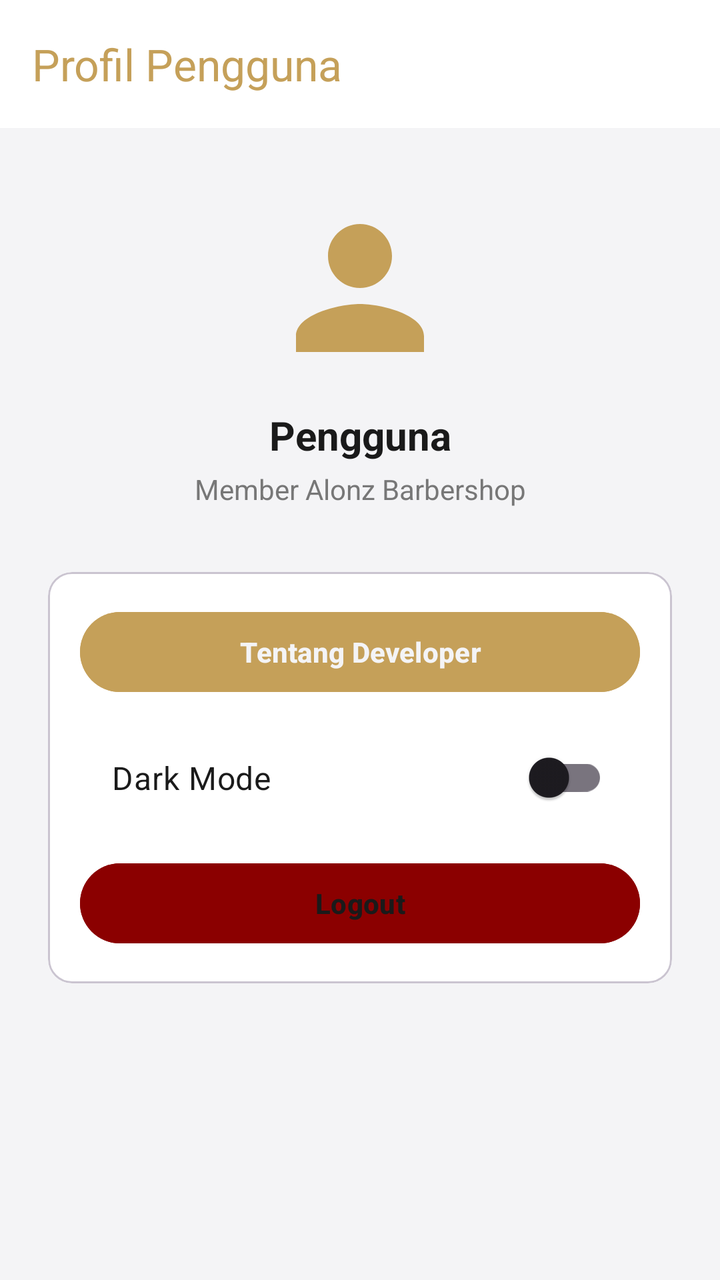
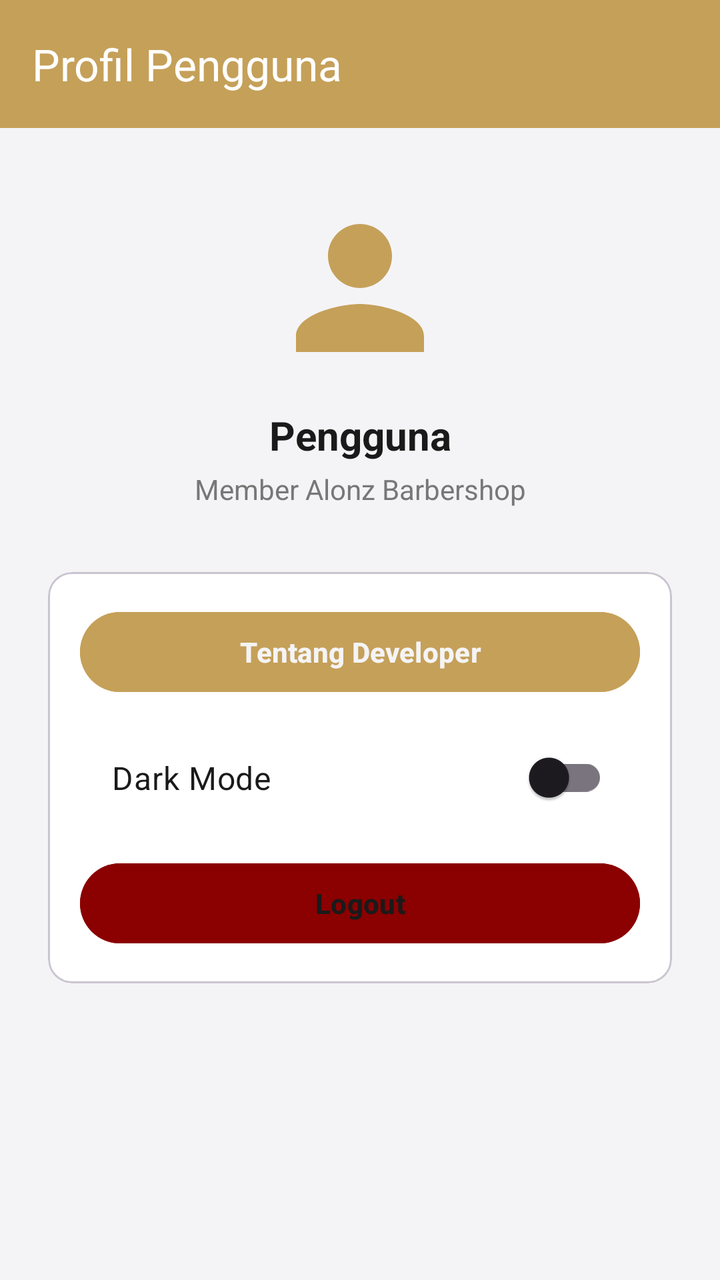

An Android layout rendered at two revisions. The XML below is the earlier revision; the diff shows what the commit changed to produce the second picture.
<!-- AndroidManifest.xml: application theme Theme.SLM_Doritos -->
<!-- res/layout/fragment_profil.xml -->
<?xml version="1.0" encoding="utf-8"?>
<androidx.constraintlayout.widget.ConstraintLayout xmlns:android="http://schemas.android.com/apk/res/android"
    xmlns:app="http://schemas.android.com/apk/res-auto"
    android:layout_width="match_parent"
    android:layout_height="match_parent"
    android:background="@color/bg_dark">

    <androidx.appcompat.widget.Toolbar
        android:id="@+id/toolbar"
        android:layout_width="match_parent"
        android:layout_height="?attr/actionBarSize"
        android:background="@color/card_dark"
        app:layout_constraintEnd_toEndOf="parent"
        app:layout_constraintStart_toStartOf="parent"
        app:layout_constraintTop_toTopOf="parent"
        app:title="Profil Pengguna"
        app:titleTextColor="@color/gold_primary" />

    <ImageView
        android:id="@+id/imgAvatar"
        android:layout_width="96dp"
        android:layout_height="96dp"
        android:layout_marginTop="32dp"
        android:src="@drawable/ic_profil"
        app:layout_constraintEnd_toEndOf="parent"
        app:layout_constraintStart_toStartOf="parent"
        app:layout_constraintTop_toBottomOf="@+id/toolbar"
        app:tint="@color/gold_primary" />

    <TextView
        android:id="@+id/tvUsername"
        android:layout_width="wrap_content"
        android:layout_height="wrap_content"
        android:layout_marginTop="12dp"
        android:text="Pengguna"
        android:textColor="@color/text_white"
        android:textSize="20sp"
        android:textStyle="bold"
        app:layout_constraintEnd_toEndOf="parent"
        app:layout_constraintStart_toStartOf="parent"
        app:layout_constraintTop_toBottomOf="@+id/imgAvatar" />

    <TextView
        android:id="@+id/tvRole"
        android:layout_width="wrap_content"
        android:layout_height="wrap_content"
        android:layout_marginTop="4dp"
        android:text="Member Alonz Barbershop"
        android:textColor="@color/text_muted"
        android:textSize="14sp"
        app:layout_constraintEnd_toEndOf="parent"
        app:layout_constraintStart_toStartOf="parent"
        app:layout_constraintTop_toBottomOf="@+id/tvUsername" />

    <com.google.android.material.card.MaterialCardView
        android:id="@+id/cardOptions"
        android:layout_width="match_parent"
        android:layout_height="wrap_content"
        android:layout_marginHorizontal="24dp"
        android:layout_marginTop="32dp"
        app:cardBackgroundColor="@color/card_dark"
        app:cardCornerRadius="12dp"
        app:layout_constraintTop_toBottomOf="@+id/tvRole">

        <LinearLayout
            android:layout_width="match_parent"
            android:layout_height="wrap_content"
            android:orientation="vertical"
            android:padding="16dp">

            <Button
                android:id="@+id/btnDevProfile"
                android:layout_width="match_parent"
                android:layout_height="wrap_content"
                android:backgroundTint="@color/gold_primary"
                android:text="@string/tentang_developer"
                android:textColor="@color/bg_dark"
                android:textStyle="bold" />

            
            <com.google.android.material.switchmaterial.SwitchMaterial
                android:id="@+id/switchDarkMode"
                android:layout_width="match_parent"
                android:layout_height="wrap_content"
                android:layout_marginTop="12dp"
                android:background="@color/card_dark"
                android:padding="16dp"
                android:text="Dark Mode"
                android:textColor="@color/text_white"
                android:textSize="16sp" />

            <Button
                android:id="@+id/btnLogout"
                android:layout_width="match_parent"
                android:layout_height="wrap_content"
                android:layout_marginTop="12dp"
                android:backgroundTint="#8B0000"
                android:text="@string/logout"
                android:textColor="@color/text_white"
                android:textStyle="bold" />

        </LinearLayout>

    </com.google.android.material.card.MaterialCardView>

</androidx.constraintlayout.widget.ConstraintLayout>
<!-- resources referenced by this layout -->
<resources>
  <color name="bg_dark">#F4F4F6</color>
  <color name="card_dark">#FFFFFF</color>
  <color name="gold_primary">#C5A059</color>
  <color name="text_muted">#777777</color>
  <color name="text_white">#1A1A1A</color>
  <!-- drawable ic_profil (drawable) -->
  <vector xmlns:android="http://schemas.android.com/apk/res/android"
      android:width="24dp"
      android:height="24dp"
      android:viewportWidth="24"
      android:viewportHeight="24">
    <path
        android:fillColor="@color/text_white"
        android:pathData="M12,12c2.21,0 4,-1.79 4,-4s-1.79,-4 -4,-4 -4,1.79 -4,4 1.79,4 4,4zM12,14c-2.67,0 -8,1.34 -8,4v2h16v-2c0,-2.66 -5.33,-4 -8,-4z"/>
  </vector>
  <string name="logout">Logout</string>
  <string name="tentang_developer">Tentang Developer</string>
  <style name="Theme.SLM_Doritos" parent="Base.Theme.SLM_Doritos" />
  <style name="Base.Theme.SLM_Doritos" parent="Theme.Material3.DayNight.NoActionBar">
          <item name="colorPrimary">@color/gold_primary</item>
          <item name="colorOnPrimary">@color/bg_dark</item>
          <item name="android:windowBackground">@color/bg_dark</item>
          <item name="android:textColorPrimary">@color/text_white</item>
      </style>
</resources>

<!-- the commit's change to res/layout/fragment_profil.xml (unified diff, before → after) -->
@@ -9,12 +9,12 @@
         android:id="@+id/toolbar"
         android:layout_width="match_parent"
         android:layout_height="?attr/actionBarSize"
-        android:background="@color/card_dark"
+        android:background="?attr/colorPrimary"
         app:layout_constraintEnd_toEndOf="parent"
         app:layout_constraintStart_toStartOf="parent"
         app:layout_constraintTop_toTopOf="parent"
         app:title="Profil Pengguna"
-        app:titleTextColor="@color/gold_primary" />
+        app:titleTextColor="@android:color/white" />
 
     <ImageView
         android:id="@+id/imgAvatar"
